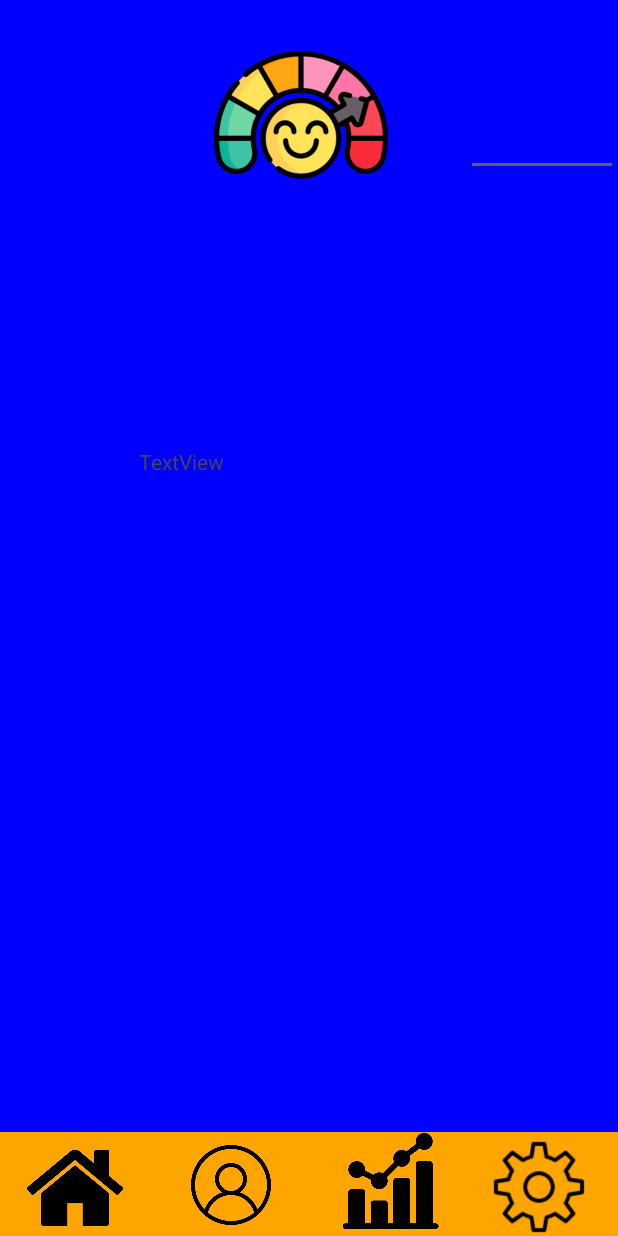
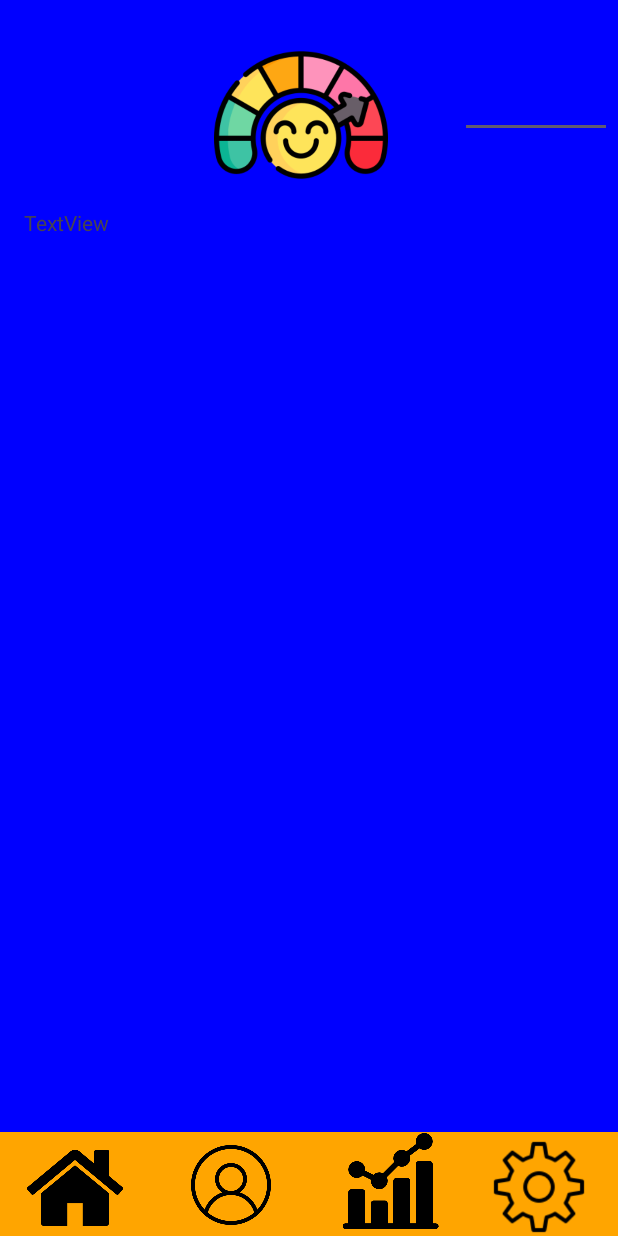
Before and after one commit to MattJ03/Daily-Mood-Tracker, an Android app: the layout activity_main.xml on its own in the app's theme, with its tools: preview values and no code run, on a phone screen of 412 x 824 dp. Run offline under Robolectric (Android 15) with nearby library versions, the phone set to English and light mode, and no system bars.

```diff
--- a/app/build.gradle
+++ b/app/build.gradle
@@ -8,7 +8,7 @@ android {
 
     defaultConfig {
         applicationId "com.example.dailymoodtracker"
-        minSdk 25
+        minSdk 26
         targetSdk 35
         versionCode 1
         versionName "1.0"
--- a/app/src/main/java/com/example/dailymoodtracker/TOC.java
+++ b/app/src/main/java/com/example/dailymoodtracker/TOC.java
@@ -28,7 +28,7 @@ public class TOC extends AppCompatActivity {
             tocBtn.setEnabled(isChecked);
         });
 
-        tocBtn.setOnClickListener(View -> {
+        tocBtn.setOnClickListener(view -> {
             Intent intent = new Intent(TOC.this, LogIn.class);
             startActivity(intent);
         });
--- a/app/src/main/res/layout/activity_main.xml
+++ b/app/src/main/res/layout/activity_main.xml
@@ -39,11 +39,11 @@
         android:layout_height="36dp"
         android:text="TextView"
         app:layout_constraintBottom_toBottomOf="parent"
-        app:layout_constraintHorizontal_bias="0.336"
+        app:layout_constraintHorizontal_bias="0.057"
         app:layout_constraintLeft_toLeftOf="parent"
         app:layout_constraintRight_toRightOf="parent"
         app:layout_constraintTop_toTopOf="parent"
-        app:layout_constraintVertical_bias="0.378" />
+        app:layout_constraintVertical_bias="0.176" />
 
     <EditText
         android:id="@+id/editTextTime"
@@ -52,11 +52,11 @@
         android:ems="10"
         android:inputType="time"
         app:layout_constraintBottom_toBottomOf="parent"
-        app:layout_constraintHorizontal_bias="1.0"
+        app:layout_constraintHorizontal_bias="0.987"
         app:layout_constraintLeft_toLeftOf="parent"
         app:layout_constraintRight_toRightOf="parent"
         app:layout_constraintTop_toTopOf="parent"
-        app:layout_constraintVertical_bias="0.08" />
+        app:layout_constraintVertical_bias="0.047" />
 
     <ImageView
         android:id="@+id/imageViewStats"
```
Also changed, not shown: app/src/main/java/com/example/dailymoodtracker/MainActivity.java (+35 -2 lines).
